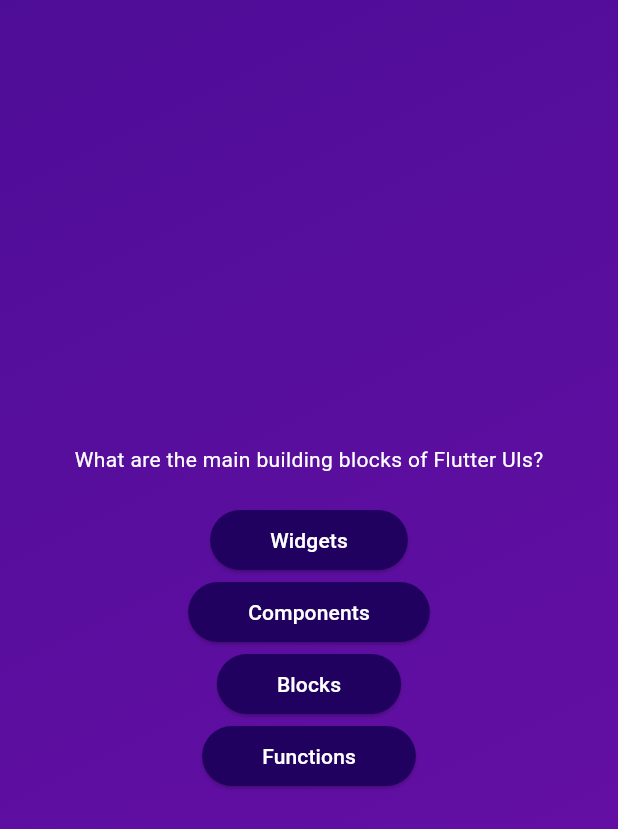
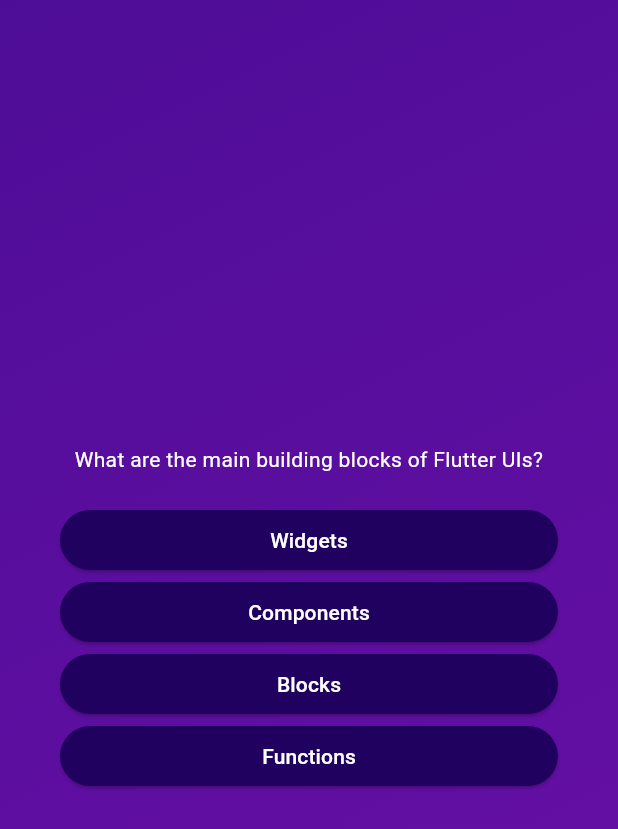
Before and after one commit to Roshan9760/Flutter-Learning-Module2, a Flutter app: the screen it shows after launch, after a tap on "Start Quiz", on a phone screen of 412 x 824 dp. Shown: the top 829 px of the screen. Run offline on Flutter 3.47's test engine with Material 3 defaults, Android fonts, the phone set to English and light mode, and no system bars.

Commit message:
adding alignment margin

```diff
--- a/lib/question_screen.dart
+++ b/lib/question_screen.dart
@@ -16,14 +16,20 @@ class _QuestionScreenState extends State<QuestionScreen> {
   var currentQuestion  = questions[0];
   @override
   Widget build(context) {
-    return SizedBox(
+    return Container(
+      margin: const EdgeInsets.all(40),
+      child: SizedBox(
         width: double.infinity,
         child: Column(
           mainAxisAlignment: MainAxisAlignment.center,
+          crossAxisAlignment: CrossAxisAlignment.stretch,
           children: [
              Text(
               currentQuestion.text,
-            style:const TextStyle(color: Colors.white),
+              style:const TextStyle(
+                color: Colors.white,
+                ),
+                textAlign: TextAlign.center,
             ),
             const SizedBox(
               height: 20,
@@ -33,6 +39,7 @@ class _QuestionScreenState extends State<QuestionScreen> {
             }),
           ],
         ),
+      ),
     );
   }
 }
```
Lines whose indentation alone changed are shown as unchanged.
